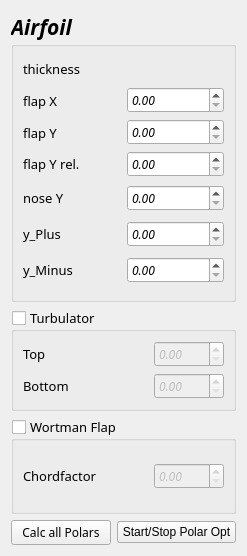
Old version of the form UI/airfoilWidget.ui in the repository paulebieber/FoilBoXX.
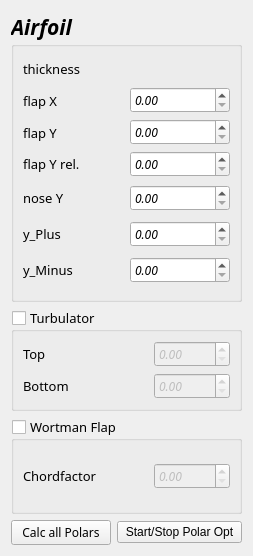
New version of the form.

Patch:
```diff
--- a/UI/airfoilWidget.ui
+++ b/UI/airfoilWidget.ui
@@ -6,7 +6,7 @@
    <rect>
     <x>0</x>
     <y>0</y>
-    <width>247</width>
+    <width>253</width>
     <height>556</height>
    </rect>
   </property>
```
